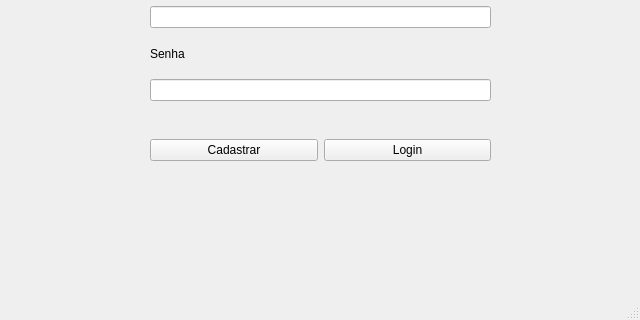
This is Login.ui in Samuel-OR/Snake_Mouth as Qt 5 draws it before an edit; both pictures show x 0 to 640 and y 160 to 480 of the 640 by 480 pixel window. The edited form follows.
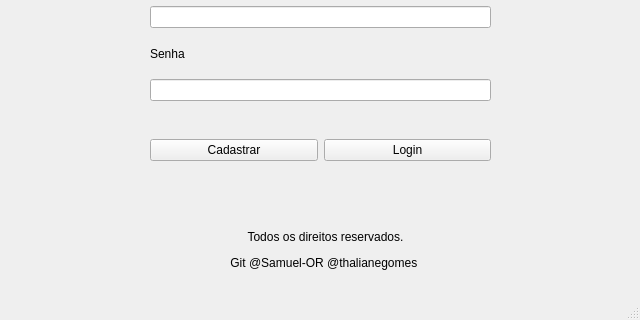
This is the edited form.

The edit to the form file:
```diff
--- a/Login.ui
+++ b/Login.ui
@@ -72,6 +72,19 @@
      </item>
     </layout>
    </widget>
+   <widget class="QLabel" name="label_3">
+    <property name="geometry">
+     <rect>
+      <x>150</x>
+      <y>380</y>
+      <width>351</width>
+      <height>61</height>
+     </rect>
+    </property>
+    <property name="text">
+     <string>&lt;html&gt;&lt;head/&gt;&lt;body&gt;&lt;p align=&quot;center&quot;&gt;Todos os direitos reservados.&lt;/p&gt;&lt;p align=&quot;center&quot;&gt;Git @Samuel-OR @thalianegomes &lt;/p&gt;&lt;/body&gt;&lt;/html&gt;</string>
+    </property>
+   </widget>
   </widget>
   <widget class="QMenuBar" name="menubar">
    <property name="geometry">
```
